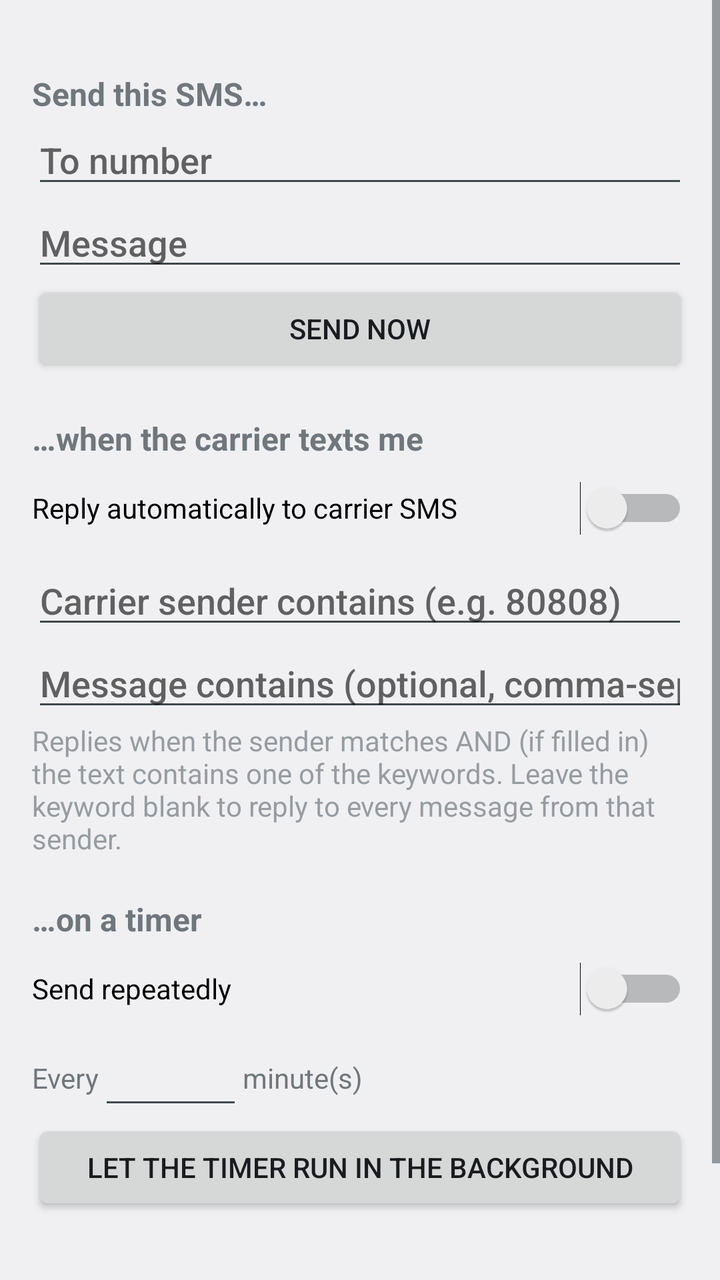
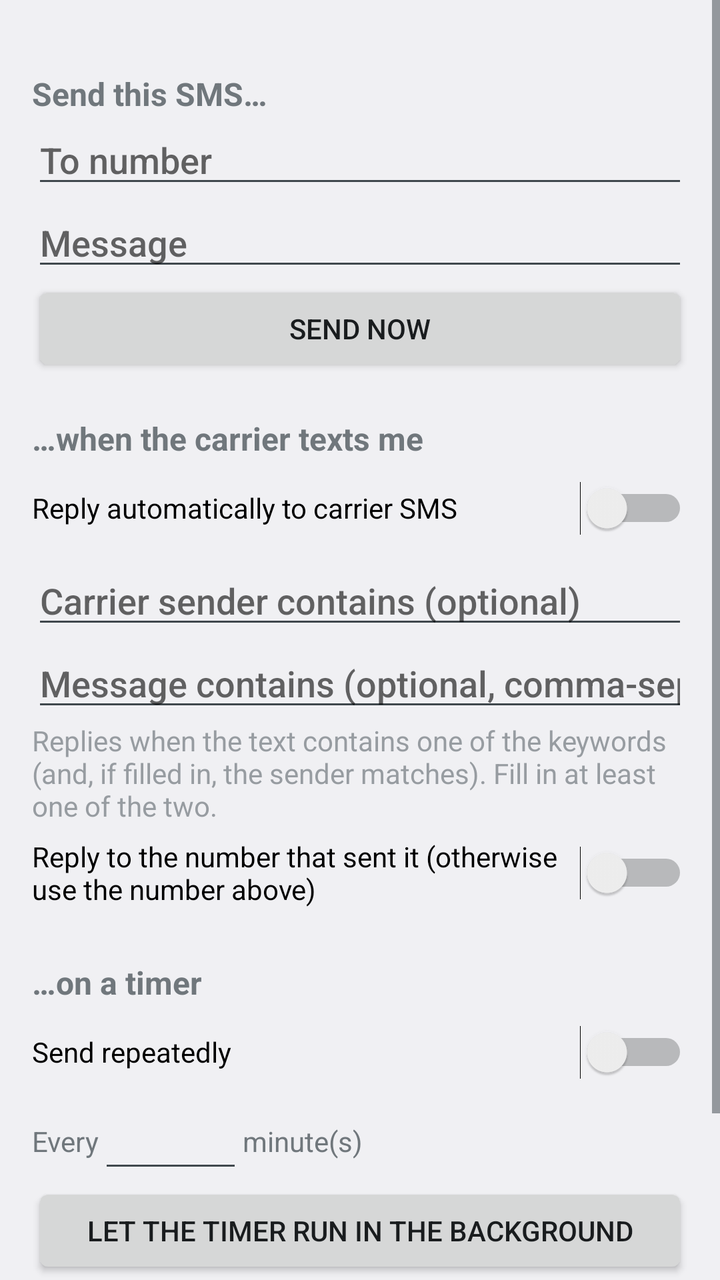

An Android layout rendered at two revisions. The XML below is the earlier revision; the diff shows what the commit changed to produce the second picture.
<!-- AndroidManifest.xml: application theme AppTheme -->
<!-- res/layout/activity_main.xml -->
<?xml version="1.0" encoding="utf-8"?>
<ScrollView xmlns:android="http://schemas.android.com/apk/res/android"
    android:layout_width="match_parent"
    android:layout_height="match_parent"
    android:fitsSystemWindows="true">

    <LinearLayout
        android:layout_width="match_parent"
        android:layout_height="wrap_content"
        android:orientation="vertical"
        android:padding="16dp">

        <TextView
            android:id="@+id/warning"
            android:layout_width="match_parent"
            android:layout_height="wrap_content"
            android:background="#33FF5722"
            android:padding="12dp"
            android:layout_marginBottom="12dp"
            android:visibility="gone" />

        <TextView style="@style/Label" android:text="Send this SMS…" />

        <EditText
            android:id="@+id/number"
            android:layout_width="match_parent"
            android:layout_height="wrap_content"
            android:hint="To number"
            android:inputType="phone" />

        <EditText
            android:id="@+id/message"
            android:layout_width="match_parent"
            android:layout_height="wrap_content"
            android:hint="Message"
            android:inputType="text" />

        <Button
            android:id="@+id/send_now"
            android:layout_width="match_parent"
            android:layout_height="wrap_content"
            android:text="Send now" />

        <TextView style="@style/Label" android:text="…when the carrier texts me" />

        <Switch
            android:id="@+id/auto_reply"
            android:layout_width="match_parent"
            android:layout_height="wrap_content"
            android:minHeight="48dp"
            android:text="Reply automatically to carrier SMS" />

        <EditText
            android:id="@+id/sender_filter"
            android:layout_width="match_parent"
            android:layout_height="wrap_content"
            android:hint="Carrier sender contains (e.g. 80808)"
            android:inputType="text" />

        <EditText
            android:id="@+id/keyword_filter"
            android:layout_width="match_parent"
            android:layout_height="wrap_content"
            android:hint="Message contains (optional, comma-separated)"
            android:inputType="text" />

        <TextView
            android:layout_width="match_parent"
            android:layout_height="wrap_content"
            android:alpha="0.7"
            android:text="Replies when the sender matches AND (if filled in) the text contains one of the keywords. Leave the keyword blank to reply to every message from that sender." />

        <TextView style="@style/Label" android:text="…on a timer" />

        <Switch
            android:id="@+id/timer"
            android:layout_width="match_parent"
            android:layout_height="wrap_content"
            android:minHeight="48dp"
            android:text="Send repeatedly" />

        <LinearLayout
            android:layout_width="match_parent"
            android:layout_height="wrap_content"
            android:gravity="center_vertical"
            android:orientation="horizontal">

            <TextView
                android:layout_width="wrap_content"
                android:layout_height="wrap_content"
                android:text="Every" />

            <EditText
                android:id="@+id/interval"
                android:layout_width="72dp"
                android:layout_height="wrap_content"
                android:gravity="center"
                android:inputType="number" />

            <TextView
                android:layout_width="wrap_content"
                android:layout_height="wrap_content"
                android:text="minute(s)" />
        </LinearLayout>

        <Button
            android:id="@+id/battery"
            android:layout_width="match_parent"
            android:layout_height="wrap_content"
            android:text="Let the timer run in the background" />

        <LinearLayout
            android:layout_width="match_parent"
            android:layout_height="wrap_content"
            android:layout_marginTop="16dp"
            android:gravity="center_vertical"
            android:orientation="horizontal">

            <TextView
                style="@style/Label"
                android:layout_width="0dp"
                android:layout_weight="1"
                android:layout_marginTop="0dp"
                android:text="Activity" />

            <Button
                android:id="@+id/clear_log"
                style="?android:attr/borderlessButtonStyle"
                android:layout_width="wrap_content"
                android:layout_height="wrap_content"
                android:text="Clear" />
        </LinearLayout>

        <TextView
            android:id="@+id/log"
            android:layout_width="match_parent"
            android:layout_height="wrap_content"
            android:fontFamily="monospace"
            android:textIsSelectable="true"
            android:textSize="12sp" />
    </LinearLayout>
</ScrollView>
<!-- resources referenced by this layout -->
<resources>
  <style name="Label">
          <item name="android:layout_width">match_parent</item>
          <item name="android:layout_height">wrap_content</item>
          <item name="android:layout_marginTop">20dp</item>
          <item name="android:textSize">16sp</item>
          <item name="android:textStyle">bold</item>
      </style>
  <style name="AppTheme" parent="@android:style/Theme.DeviceDefault.Light.DarkActionBar" />
</resources>

<!-- the commit's change to res/layout/activity_main.xml (unified diff, before → after) -->
@@ -54,7 +54,7 @@
             android:id="@+id/sender_filter"
             android:layout_width="match_parent"
             android:layout_height="wrap_content"
-            android:hint="Carrier sender contains (e.g. 80808)"
+            android:hint="Carrier sender contains (optional)"
             android:inputType="text" />
 
         <EditText
@@ -68,7 +68,14 @@
             android:layout_width="match_parent"
             android:layout_height="wrap_content"
             android:alpha="0.7"
-            android:text="Replies when the sender matches AND (if filled in) the text contains one of the keywords. Leave the keyword blank to reply to every message from that sender." />
+            android:text="Replies when the text contains one of the keywords (and, if filled in, the sender matches). Fill in at least one of the two." />
+
+        <Switch
+            android:id="@+id/reply_to_sender"
+            android:layout_width="match_parent"
+            android:layout_height="wrap_content"
+            android:minHeight="48dp"
+            android:text="Reply to the number that sent it (otherwise use the number above)" />
 
         <TextView style="@style/Label" android:text="…on a timer" />
 
